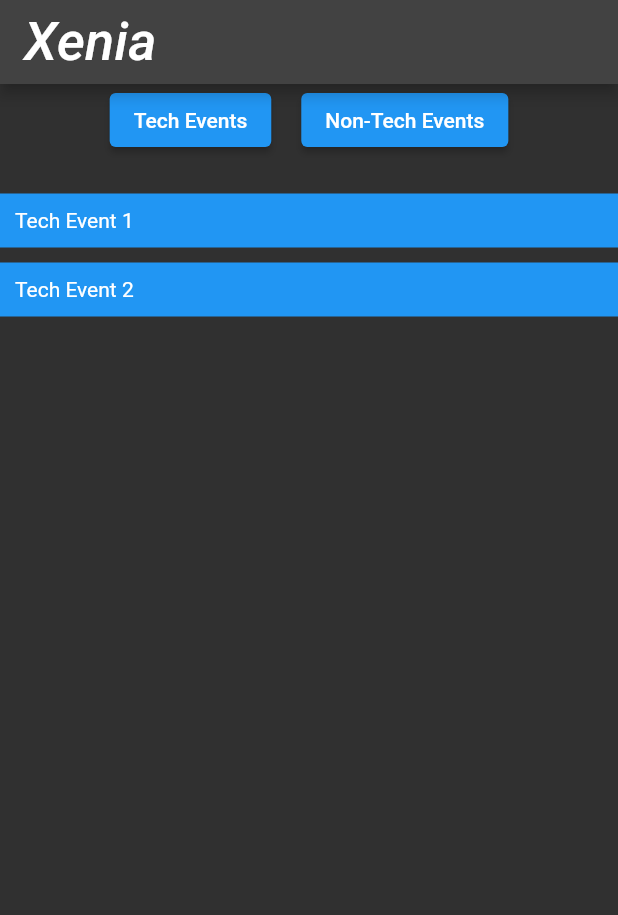
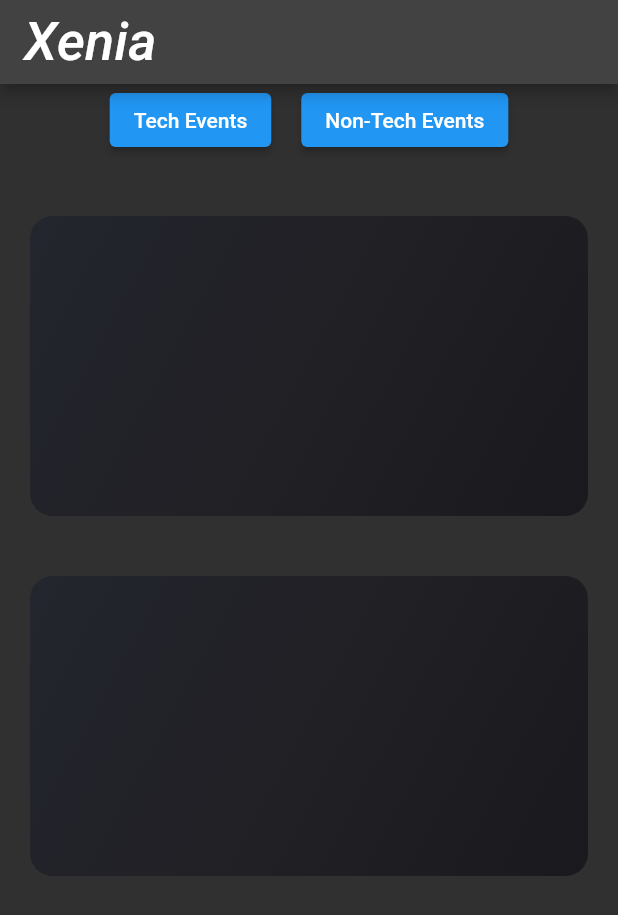
Before and after one commit to Nakulp07/pcsb_demo, a Flutter app: the EventListPage screen opened directly, after a tap on "Tech Events", on a phone screen of 412 x 824 dp. Shown: the top 915 px of the screen. Run offline on Flutter 3.47's test engine with Material 2 defaults, Android fonts, the light colour scheme and no system bars; our stand-ins replace bloc, carousel_slider, flutter_bloc; missing offline and left inert: xen_popup_card; Roboto replaces fonts that are missing (Georgia, Hind).

Commit message:
tile changes

```diff
--- a/lib/features/Event/ui/Xenia_ui.dart
+++ b/lib/features/Event/ui/Xenia_ui.dart
@@ -3,6 +3,7 @@ import 'package:pcsb_demo/data/xenia_events_data.dart';
 import 'package:pcsb_demo/features/Event/models/event_data_model.dart';
 import 'package:pcsb_demo/features/home/ui/card_ui.dart';
 import 'card_ui.dart';
+import 'package:pcsb_demo/features/Event/ui/event_tile_widget.dart';
 
 class XeniaEvent extends StatefulWidget {
   const XeniaEvent({super.key});
@@ -32,12 +33,7 @@ class _EventListPageState extends State<EventListPage> {
 
   void _buildXeniaTechEventContainers() {
     setState(() {
-      eventContainers = techEventsData.TechEvents.map((event) => Container(
-            padding: EdgeInsets.all(10),
-            margin: EdgeInsets.symmetric(vertical: 5),
-            color: Colors.blue,
-            child: Text(event.title, style: TextStyle(color: Colors.white)),
-          )).toList();
+      eventContainers = techEventsData.TechEvents.map((event) => Eventtile()).toList();
     });
   }
 
@@ -65,6 +61,8 @@ class _EventListPageState extends State<EventListPage> {
               ElevatedButton(
                 onPressed: _buildXeniaTechEventContainers,
                 child: Text('Tech Events'),
+
+
               ),
               SizedBox(width: 20),
               ElevatedButton(
--- a/lib/features/Event/ui/event_tile_widget.dart
+++ b/lib/features/Event/ui/event_tile_widget.dart
@@ -0,0 +1,32 @@
+import 'package:flutter/cupertino.dart';
+
+class Eventtile extends StatefulWidget {
+  const Eventtile({Key? key}) : super(key: key);
+
+  @override
+  State<Eventtile> createState() => _EventtileState();
+}
+
+class _EventtileState extends State<Eventtile> {
+  @override
+  Widget build(BuildContext context) {
+    return GestureDetector(
+      child: Container(
+        margin: EdgeInsets.all(20),
+        height: 200,
+        width: 50,
+        decoration: BoxDecoration(
+          borderRadius: BorderRadius.circular(15),
+          gradient: LinearGradient(colors: [
+            Color(0xff23262e),Color(0xFF212025),Color(0xFF1a1a1e)
+
+          ],
+            begin: Alignment.topLeft,
+            end: Alignment.bottomRight,
+          ),
+        ),
+      ),
+
+    );
+  }
+}
```
Also changed, not shown: pubspec.lock.
